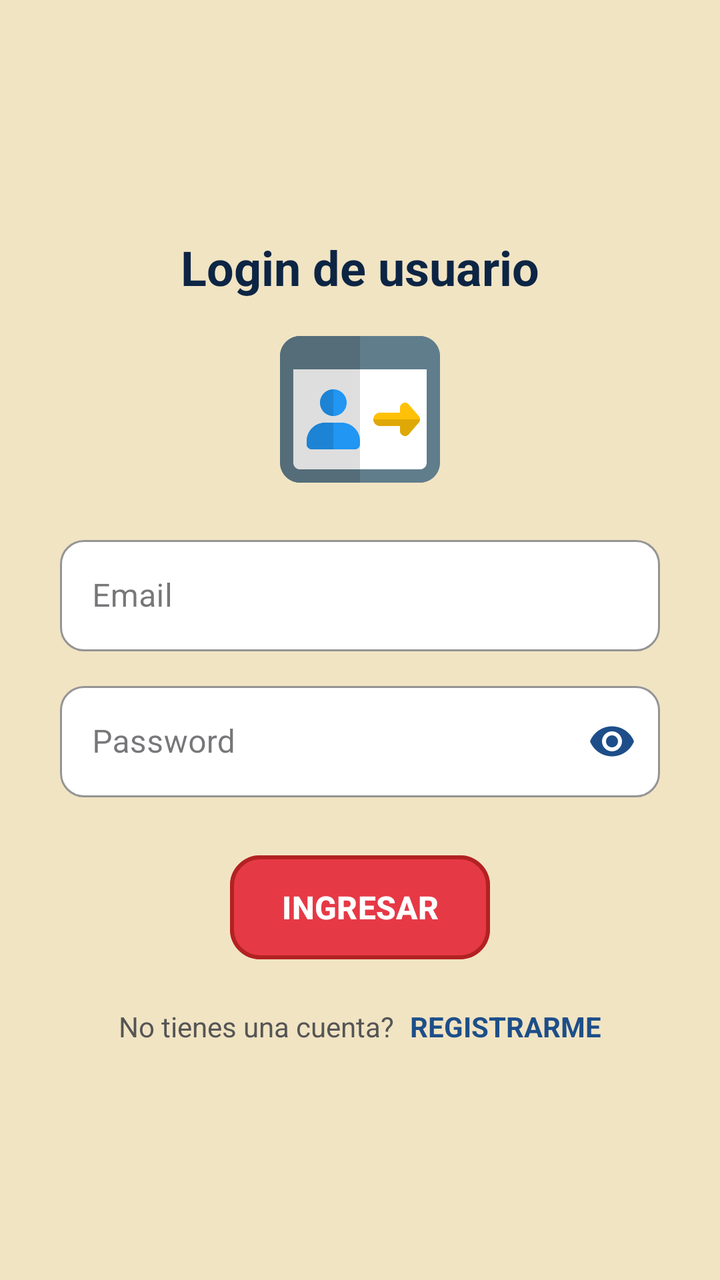
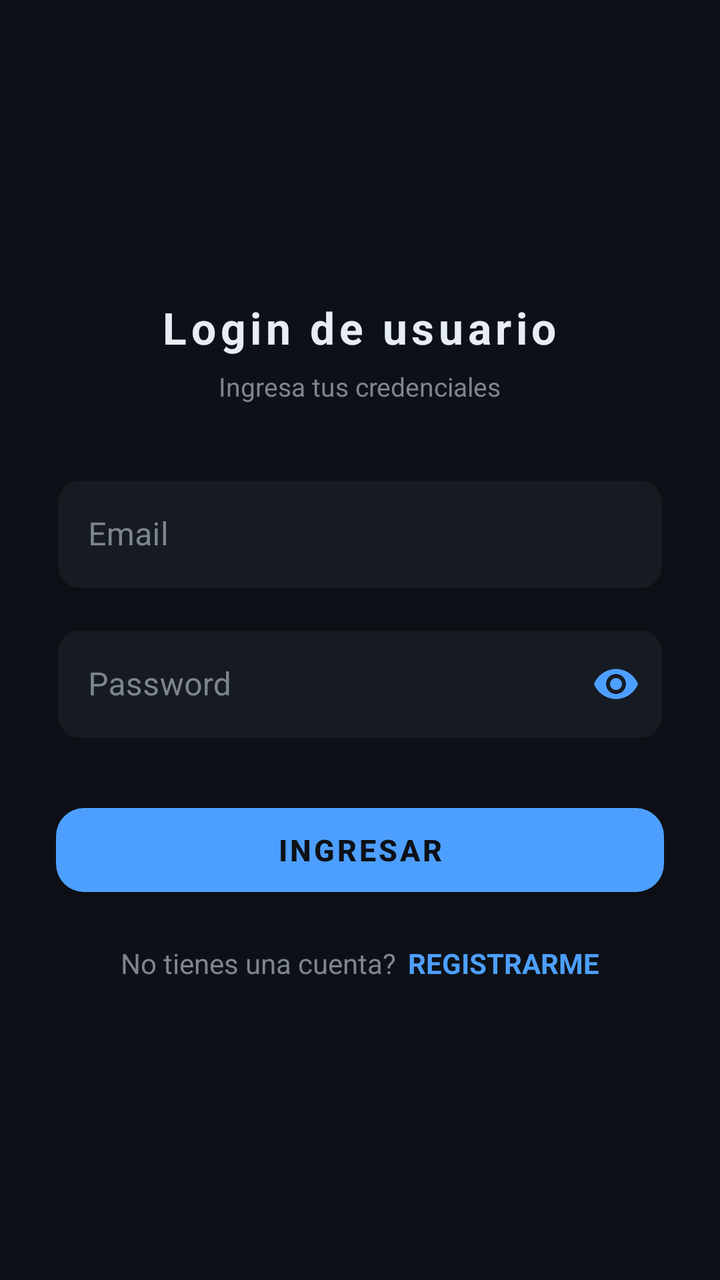

Screens rendered from an Android XML layout before and after an edit, with the pre-edit source and the edit as a unified diff.
<!-- AndroidManifest.xml: application theme Theme.CodeRoyale -->
<!-- res/layout/activity_login_email.xml -->
<?xml version="1.0" encoding="utf-8"?>
<RelativeLayout xmlns:android="http://schemas.android.com/apk/res/android"
    xmlns:app="http://schemas.android.com/apk/res-auto"
    xmlns:tools="http://schemas.android.com/tools"
    android:id="@+id/main"
    android:layout_width="match_parent"
    android:layout_height="match_parent"
    android:background="#F1E4C3"
    tools:context=".Opciones_Login.ActivityLoginEmail">
    <androidx.appcompat.widget.LinearLayoutCompat
        android:layout_width="match_parent"
        android:layout_height="match_parent"
        android:orientation="vertical"
        android:padding="30dp"
        android:gravity="center">

        <TextView
            android:text="@string/Txt_login"
            android:textStyle="bold"
            android:textSize="24sp"
            android:textColor="#0D2544"
            android:layout_width="wrap_content"
            android:layout_height="wrap_content"
            />

        <ImageView
            android:layout_marginTop="15dp"
            android:src="@drawable/login"
            android:layout_width="80dp"
            android:layout_height="80dp" />
        <com.google.android.material.textfield.TextInputLayout
        android:layout_width="match_parent"
        android:layout_height="wrap_content"
        android:layout_marginTop="20dp"
        app:boxStrokeColor="#1D4E89"
        app:hintTextColor="#1D4E89"
        app:boxBackgroundColor="#FFFFFF"
        app:boxCornerRadiusTopStart="12dp"
        app:boxCornerRadiusBottomEnd="12dp"
        app:boxCornerRadiusTopEnd="12dp"
        app:boxCornerRadiusBottomStart="12dp"
        style="@style/Widget.MaterialComponents.TextInputLayout.OutlinedBox">

        <EditText
            android:id="@+id/Et_email"
            android:hint="@string/Et_email"
            android:inputType="textEmailAddress"
            android:textColor="#2B2B2B"
            android:layout_width="match_parent"
            android:layout_height="wrap_content"/>
    </com.google.android.material.textfield.TextInputLayout>

        <com.google.android.material.textfield.TextInputLayout
            android:layout_width="match_parent"
            android:layout_height="wrap_content"
            android:layout_marginTop="12dp"
            app:boxStrokeColor="#1D4E89"
            app:hintTextColor="#1D4E89"
            app:boxBackgroundColor="#FFFFFF"
            app:boxCornerRadiusTopStart="12dp"
            app:boxCornerRadiusBottomEnd="12dp"
            app:boxCornerRadiusTopEnd="12dp"
            app:boxCornerRadiusBottomStart="12dp"
            app:passwordToggleEnabled="true"
            app:passwordToggleTint="#1D4E89"
            style="@style/Widget.MaterialComponents.TextInputLayout.OutlinedBox">

            <EditText
                android:id="@+id/Et_password"
                android:hint="@string/Et_password"
                android:inputType="textPassword"
                android:textColor="#2B2B2B"
                android:layout_width="match_parent"
                android:layout_height="wrap_content"/>
        </com.google.android.material.textfield.TextInputLayout>

        <com.google.android.material.button.MaterialButton
            android:id="@+id/Btn_ingresar"
            android:text="@string/Btn_ingresar"
            android:textAllCaps="true"
            android:textStyle="bold"
            android:textSize="16sp"
            android:textColor="@android:color/white"
            android:layout_marginTop="25dp"
            android:layout_width="130dp"
            android:layout_height="60dp"
            app:backgroundTint="#E63946"
            app:cornerRadius="15dp"
            app:strokeColor="#B22222"
            app:strokeWidth="2dp"/>
        <androidx.appcompat.widget.LinearLayoutCompat
            android:layout_width="match_parent"
            android:layout_height="wrap_content"
            android:orientation="horizontal"
            android:layout_marginTop="20dp"
            android:gravity="center">

            <TextView
                android:text="@string/Txt_no_cuenta"
                android:textColor="#555555"
                android:layout_width="wrap_content"
                android:layout_height="wrap_content"/>

            <TextView
                android:id="@+id/Txt_registrarme"
                android:text="@string/Txt_registrarme"
                android:textStyle="bold"
                android:textColor="#1D4E89"
                android:layout_marginStart="8dp"
                android:layout_width="wrap_content"
                android:layout_height="wrap_content"/>
        </androidx.appcompat.widget.LinearLayoutCompat>
    </androidx.appcompat.widget.LinearLayoutCompat>
</RelativeLayout>
<!-- resources referenced by this layout -->
<resources>
  <!-- drawable login: png bitmap (drawable, 11801 bytes) -->
  <string name="Btn_ingresar">Ingresar</string>
  <string name="Et_email">Email</string>
  <string name="Et_password">Password</string>
  <string name="Txt_login">Login de usuario</string>
  <string name="Txt_no_cuenta">No tienes una cuenta?</string>
  <string name="Txt_registrarme">REGISTRARME</string>
  <style name="Theme.CodeRoyale" parent="Base.Theme.CodeRoyale" />
  <style name="Base.Theme.CodeRoyale" parent="Theme.Material3.DayNight.NoActionBar">
          <item name="colorPrimary">@color/cr_azul_rey</item>
          <item name="colorOnPrimary">@android:color/white</item>
  
          <item name="colorSecondary">@color/cr_dorado</item>
          <item name="colorOnSecondary">@color/cr_texto_oscuro</item>
  
          <item name="android:windowBackground">@color/cr_beige_carta</item>
      </style>
  <color name="cr_azul_rey">#2B71E1</color>
  <color name="cr_dorado">#FFC107</color>
  <color name="cr_texto_oscuro">#1A1A1A</color>
  <color name="cr_beige_carta">#F8F0D7</color>
</resources>

<!-- the commit's change to res/layout/activity_login_email.xml (unified diff, before → after) -->
@@ -1,114 +1,125 @@
 <?xml version="1.0" encoding="utf-8"?>
 <RelativeLayout xmlns:android="http://schemas.android.com/apk/res/android"
     xmlns:app="http://schemas.android.com/apk/res-auto"
-    xmlns:tools="http://schemas.android.com/tools"
     android:id="@+id/main"
     android:layout_width="match_parent"
     android:layout_height="match_parent"
-    android:background="#F1E4C3"
-    tools:context=".Opciones_Login.ActivityLoginEmail">
-    <androidx.appcompat.widget.LinearLayoutCompat
+    android:background="@color/cr_fondo">
+
+    <LinearLayout
         android:layout_width="match_parent"
         android:layout_height="match_parent"
         android:orientation="vertical"
-        android:padding="30dp"
-        android:gravity="center">
+        android:gravity="center"
+        android:padding="28dp">
 
         <TextView
             android:text="@string/Txt_login"
             android:textStyle="bold"
-            android:textSize="24sp"
-            android:textColor="#0D2544"
+            android:textSize="22sp"
+            android:letterSpacing="0.1"
+            android:textColor="@color/cr_texto_primario"
             android:layout_width="wrap_content"
             android:layout_height="wrap_content"
-            />
+            android:layout_marginBottom="6dp" />
 
-        <ImageView
-            android:layout_marginTop="15dp"
-            android:src="@drawable/login"
-            android:layout_width="80dp"
-            android:layout_height="80dp" />
-        <com.google.android.material.textfield.TextInputLayout
-        android:layout_width="match_parent"
-        android:layout_height="wrap_content"
-        android:layout_marginTop="20dp"
-        app:boxStrokeColor="#1D4E89"
-        app:hintTextColor="#1D4E89"
-        app:boxBackgroundColor="#FFFFFF"
-        app:boxCornerRadiusTopStart="12dp"
-        app:boxCornerRadiusBottomEnd="12dp"
-        app:boxCornerRadiusTopEnd="12dp"
-        app:boxCornerRadiusBottomStart="12dp"
-        style="@style/Widget.MaterialComponents.TextInputLayout.OutlinedBox">
+        <TextView
+            android:text="Ingresa tus credenciales"
+            android:textColor="@color/cr_texto_secundario"
+            android:textSize="13sp"
+            android:layout_width="wrap_content"
+            android:layout_height="wrap_content"
+            android:layout_marginBottom="32dp" />
 
-        <EditText
-            android:id="@+id/Et_email"
-            android:hint="@string/Et_email"
-            android:inputType="textEmailAddress"
-            android:textColor="#2B2B2B"
-            android:layout_width="match_parent"
-            android:layout_height="wrap_content"/>
-    </com.google.android.material.textfield.TextInputLayout>
-
+        
         <com.google.android.material.textfield.TextInputLayout
             android:layout_width="match_parent"
             android:layout_height="wrap_content"
-            android:layout_marginTop="12dp"
-            app:boxStrokeColor="#1D4E89"
-            app:hintTextColor="#1D4E89"
-            app:boxBackgroundColor="#FFFFFF"
+            android:layout_marginBottom="14dp"
+            app:boxStrokeColor="@color/cr_acento"
+            app:hintTextColor="@color/cr_acento"
+            app:boxBackgroundColor="@color/cr_superficie"
+            app:boxBackgroundMode="outline"
+            app:boxCornerRadiusTopStart="12dp"
+            app:boxCornerRadiusBottomEnd="12dp"
+            app:boxCornerRadiusTopEnd="12dp"
+            app:boxCornerRadiusBottomStart="12dp"
+            android:textColorHint="@color/cr_texto_secundario"
+            style="@style/Widget.MaterialComponents.TextInputLayout.OutlinedBox">
+
+            <com.google.android.material.textfield.TextInputEditText
+                android:id="@+id/Et_email"
+                android:hint="@string/Et_email"
+                android:inputType="textEmailAddress"
+                android:textColor="@color/cr_texto_primario"
+                android:layout_width="match_parent"
+                android:layout_height="wrap_content" />
+        </com.google.android.material.textfield.TextInputLayout>
+
+        
+        <com.google.android.material.textfield.TextInputLayout
+            android:layout_width="match_parent"
+            android:layout_height="wrap_content"
+            android:layout_marginBottom="28dp"
+            app:boxStrokeColor="@color/cr_acento"
+            app:hintTextColor="@color/cr_acento"
+            app:boxBackgroundColor="@color/cr_superficie"
+            app:boxBackgroundMode="outline"
             app:boxCornerRadiusTopStart="12dp"
             app:boxCornerRadiusBottomEnd="12dp"
             app:boxCornerRadiusTopEnd="12dp"
             app:boxCornerRadiusBottomStart="12dp"
             app:passwordToggleEnabled="true"
-            app:passwordToggleTint="#1D4E89"
+            app:passwordToggleTint="@color/cr_acento"
+            android:textColorHint="@color/cr_texto_secundario"
             style="@style/Widget.MaterialComponents.TextInputLayout.OutlinedBox">
 
-            <EditText
+            <com.google.android.material.textfield.TextInputEditText
                 android:id="@+id/Et_password"
+
                 android:hint="@string/Et_password"
                 android:inputType="textPassword"
-                android:textColor="#2B2B2B"
+                android:textColor="@color/cr_texto_primario"
                 android:layout_width="match_parent"
-                android:layout_height="wrap_content"/>
+                android:layout_height="wrap_content" />
         </com.google.android.material.textfield.TextInputLayout>
 
+        
         <com.google.android.material.button.MaterialButton
             android:id="@+id/Btn_ingresar"
             android:text="@string/Btn_ingresar"
             android:textAllCaps="true"
             android:textStyle="bold"
-            android:textSize="16sp"
-            android:textColor="@android:color/white"
-            android:layout_marginTop="25dp"
-            android:layout_width="130dp"
-            android:layout_height="60dp"
-            app:backgroundTint="#E63946"
-            app:cornerRadius="15dp"
-            app:strokeColor="#B22222"
-            app:strokeWidth="2dp"/>
-        <androidx.appcompat.widget.LinearLayoutCompat
+            android:textSize="15sp"
+            android:textColor="@color/cr_fondo"
+            android:layout_width="match_parent"
+            android:layout_height="54dp"
+            app:backgroundTint="@color/cr_acento"
+            app:cornerRadius="14dp" />
+
+        
+        <LinearLayout
             android:layout_width="match_parent"
             android:layout_height="wrap_content"
             android:orientation="horizontal"
-            android:layout_marginTop="20dp"
-            android:gravity="center">
+            android:gravity="center"
+            android:layout_marginTop="20dp">
 
             <TextView
                 android:text="@string/Txt_no_cuenta"
-                android:textColor="#555555"
+                android:textColor="@color/cr_texto_secundario"
                 android:layout_width="wrap_content"
-                android:layout_height="wrap_content"/>
+                android:layout_height="wrap_content" />
 
             <TextView
                 android:id="@+id/Txt_registrarme"
                 android:text="@string/Txt_registrarme"
                 android:textStyle="bold"
-                android:textColor="#1D4E89"
-                android:layout_marginStart="8dp"
+                android:textColor="@color/cr_acento"
+                android:layout_marginStart="6dp"
                 android:layout_width="wrap_content"
-                android:layout_height="wrap_content"/>
-        </androidx.appcompat.widget.LinearLayoutCompat>
-    </androidx.appcompat.widget.LinearLayoutCompat>
+                android:layout_height="wrap_content" />
+        </LinearLayout>
+
+    </LinearLayout>
 </RelativeLayout>
<!-- resource entries referenced after the edit -->
@@ -1,25 +1,35 @@
 <!-- resources referenced by this layout -->
 <resources>
-  <!-- drawable login: png bitmap (drawable, 11801 bytes) -->
+  <color name="cr_acento">#4D9FFF</color>
+  <color name="cr_fondo">#0D1117</color>
+  <color name="cr_superficie">#161B22</color>
+  <color name="cr_texto_primario">#E6EDF3</color>
+  <color name="cr_texto_secundario">#7D8590</color>
   <string name="Btn_ingresar">Ingresar</string>
   <string name="Et_email">Email</string>
   <string name="Et_password">Password</string>
   <string name="Txt_login">Login de usuario</string>
   <string name="Txt_no_cuenta">No tienes una cuenta?</string>
   <string name="Txt_registrarme">REGISTRARME</string>
-  <style name="Theme.CodeRoyale" parent="Base.Theme.CodeRoyale" />
-  <style name="Base.Theme.CodeRoyale" parent="Theme.Material3.DayNight.NoActionBar">
-          <item name="colorPrimary">@color/cr_azul_rey</item>
-          <item name="colorOnPrimary">@android:color/white</item>
+  <style name="Theme.CodeRoyale" parent="Theme.MaterialComponents.DayNight.NoActionBar">
+          
+          <item name="colorPrimary">@color/cr_acento</item>
+          <item name="colorPrimaryVariant">@color/cr_superficie</item>
+          <item name="colorOnPrimary">@color/cr_fondo</item>
   
-          <item name="colorSecondary">@color/cr_dorado</item>
-          <item name="colorOnSecondary">@color/cr_texto_oscuro</item>
+          
+          <item name="colorSecondary">@color/cr_acento</item>
+          <item name="colorSecondaryVariant">@color/cr_acento</item>
+          <item name="colorOnSecondary">@color/cr_fondo</item>
   
-          <item name="android:windowBackground">@color/cr_beige_carta</item>
+          
+          <item name="android:colorBackground">@color/cr_fondo</item>
+          <item name="colorSurface">@color/cr_superficie</item>
+          <item name="colorOnSurface">@color/cr_texto_primario</item>
+  
+          
+          <item name="android:navigationBarColor">@color/cr_superficie</item>
+          <item name="android:statusBarColor">@color/cr_superficie</item>
       </style>
-  <color name="cr_azul_rey">#2B71E1</color>
-  <color name="cr_dorado">#FFC107</color>
-  <color name="cr_texto_oscuro">#1A1A1A</color>
-  <color name="cr_beige_carta">#F8F0D7</color>
 </resources>
 
